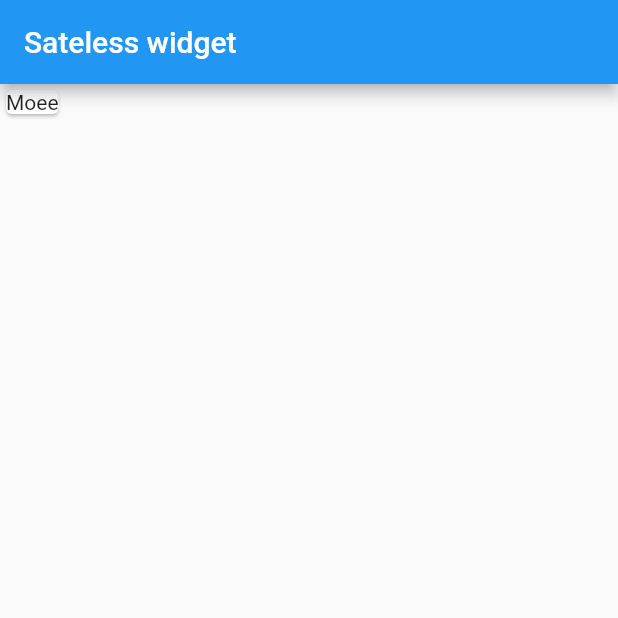
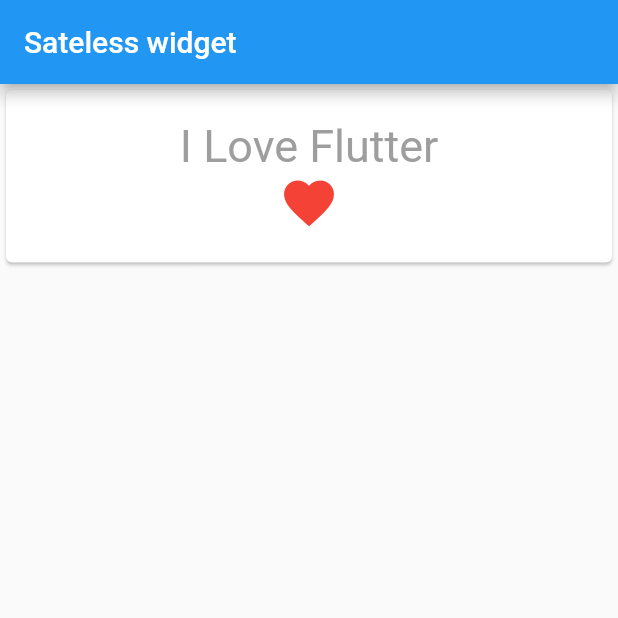
Before and after one commit to AntonioVeintiuno/fluttrapp, a Flutter app: the screen it shows after launch, on a phone screen of 412 x 824 dp, the top half of it. Run offline on Flutter 3.47's test engine with Material 2 defaults, Android fonts, the phone set to English and light mode, and no system bars.

Commit message:
Adding childrens and methods to card.
Signed-off-by: Antonio Garcia <moy_357@hotmail.com>

```diff
--- a/lib/main.dart
+++ b/lib/main.dart
@@ -16,9 +16,26 @@ class MyApp extends StatelessWidget {
       ),
       body: Container(
         child: Column(
+          crossAxisAlignment: CrossAxisAlignment.stretch,
           children: <Widget>[
             Card(
-              child: Text('Moee'),
+              child: Container(
+              padding: EdgeInsets.all(20.0),
+              child: Column(
+                children: <Widget>[
+                  Text('I Love Flutter',
+                    style: TextStyle(
+                      color: Colors.grey,
+                      fontSize: 30.0
+                    ),
+                  ),
+                  Icon(Icons.favorite,
+                    color: Colors.red,
+                    size: 40,
+                  )
+                ],
+              ),
+            )
             )
           ],
         ),
```
